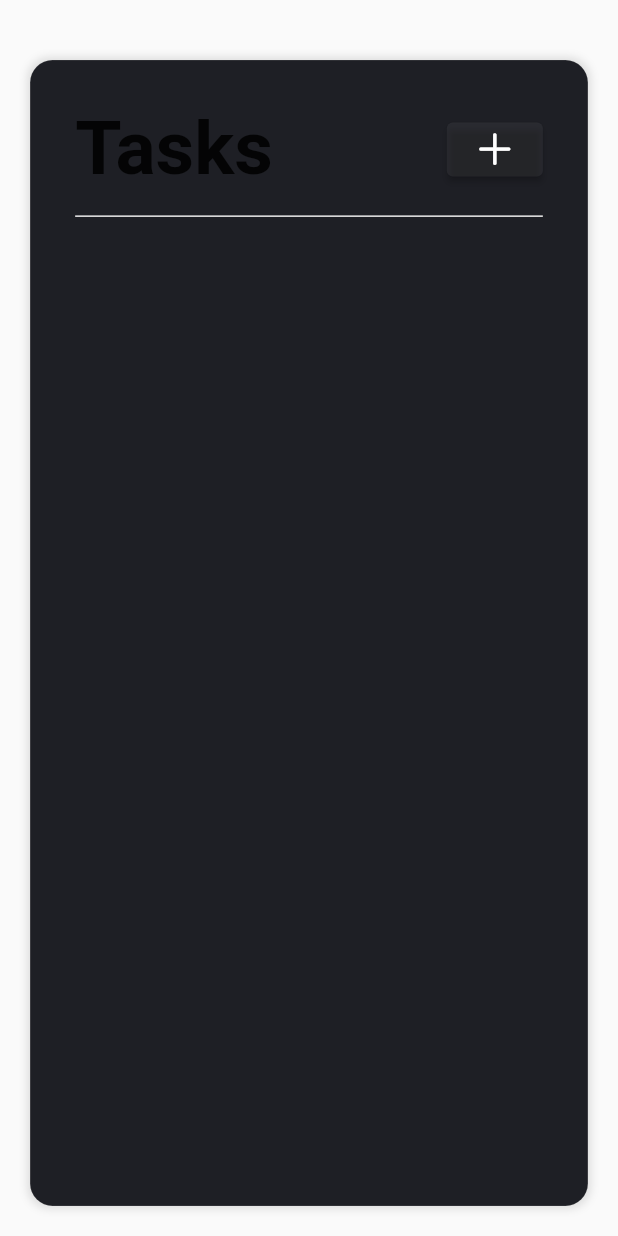
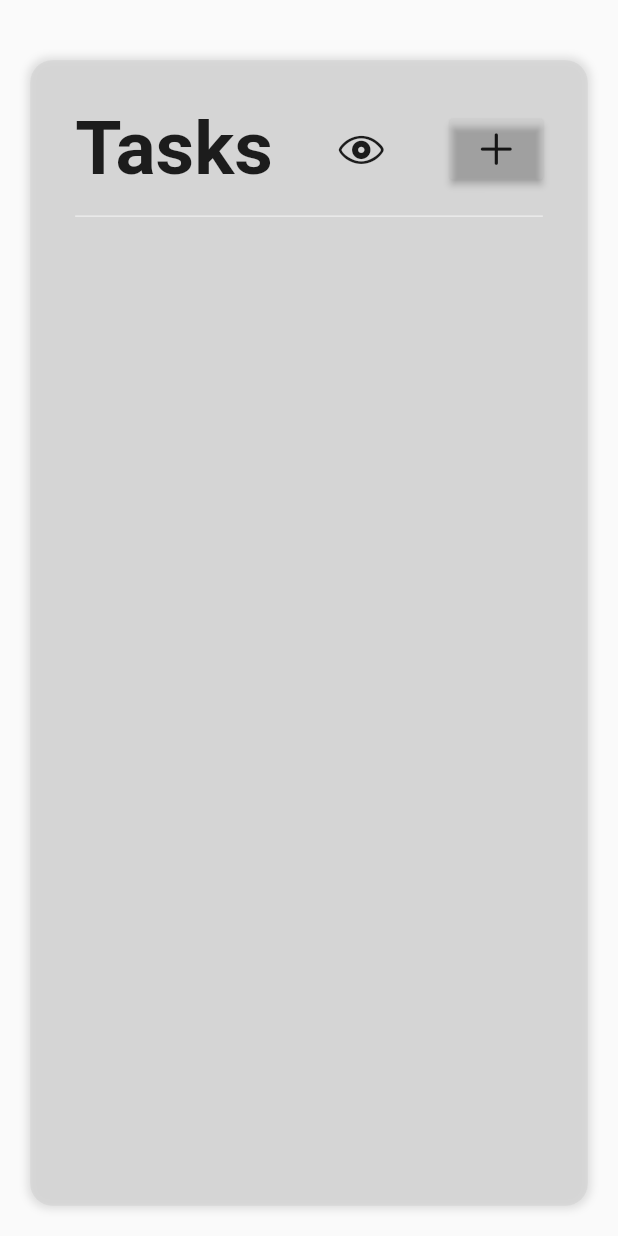
Before and after one commit to AkmalYu/TODO-list, a Flutter app: the screen it shows after launch, on a phone screen of 412 x 824 dp. Run offline on Flutter 3.47's test engine with Material 2 defaults, Android fonts, the phone set to English and light mode, and no system bars.

Commit message:
кнопка смены темы

```diff
--- a/lib/main.dart
+++ b/lib/main.dart
@@ -1,41 +1,39 @@
 import 'package:flutter/cupertino.dart';
+import 'package:flutter/widgets.dart';
 import 'package:flutter/material.dart';
-
-ThemeData _darkTheme = ThemeData(
-  brightness: Brightness.dark,
-  primaryColor: const Color(0xFF1E1F25),
-);
-
-ThemeData _lightTheme = ThemeData(
-  brightness: Brightness.light,
-  primaryColor: Colors.white,
-);
 
 void main() => runApp(MyApp());
 
 class MyApp extends StatelessWidget {
+  final ValueNotifier<ThemeMode> _notifier = ValueNotifier(ThemeMode.light);
+
   @override
   Widget build(BuildContext context) {
+    return ValueListenableBuilder<ThemeMode>(
+      valueListenable: _notifier,
+      builder: (_, mode, __) {
         return MaterialApp(
-      theme: _lightTheme,
-      darkTheme: _darkTheme,
-      themeMode: ThemeMode.system,
+          theme: ThemeData.light(),
+          darkTheme: ThemeData.dark(),
+          themeMode: mode,
           home: Scaffold(
             body: Padding(
-          padding:
-              const EdgeInsets.only(top: 40, left: 20, right: 20, bottom: 20),
+              padding: const EdgeInsets.only(
+                  top: 40, left: 20, right: 20, bottom: 20),
               // отступы за пределами контейнера
               child: Container(
-            padding: EdgeInsets.only(top: 30, left: 30, right: 30, bottom: 20),
+                padding:
+                    EdgeInsets.only(top: 30, left: 30, right: 30, bottom: 20),
                 //отступы внутри контейнера
                 decoration: BoxDecoration(
-                color: Color(0xFF1E1F25),
+                    color: Theme.of(context).splashColor,
                     boxShadow: [
                       BoxShadow(
                         color: Colors.grey.withOpacity(0.3),
                         spreadRadius: 2,
                         blurRadius: 4,
-                    offset: const Offset(0, 0), // changes pogsition of shadow
+                        offset:
+                            const Offset(0, 0), // changes pogsition of shadow
                       ),
                     ],
                     border: Border.all(
@@ -55,16 +53,31 @@ class MyApp extends StatelessWidget {
                             fontWeight: FontWeight.bold,
                           ),
                         ),
-                    ElevatedButton(
+                        ButtonTheme(
+                          minWidth: 20,
+                          height: 40,
+                          child: MaterialButton(
+                            onPressed: () => _notifier.value =
+                                mode == ThemeMode.light
+                                    ? ThemeMode.dark
+                                    : ThemeMode.light,
+                            child: Icon(
+                              CupertinoIcons.eye,
+                              size: 30,
+                            ),
+                          ),
+                        ),
+                        ButtonTheme(
+                          minWidth: 15,
+                          height: 40,
+                          child: MaterialButton(
                             onPressed: () {},
-                      style: ElevatedButton.styleFrom(
-                          primary: Color(0xFFFFFFF),
-                          // padding: EdgeInsets.only(left: 5, right: 1),
-                        fixedSize: Size(30, 30),
-                        ),
+                            color: Color(0xFFFFFFF),
+
                             child: Icon(
                               CupertinoIcons.add,
                               size: 30,
+                            ),
                           ),
                         ),
                       ],
@@ -74,12 +87,13 @@ class MyApp extends StatelessWidget {
                       color: Color(0xFFEBEBEB),
                       thickness: 1,
                     ),
-
                   ],
                 ),
               ),
             ),
           ),
         );
+      },
+    );
   }
 }
```
Lines whose indentation alone changed are shown as unchanged.
